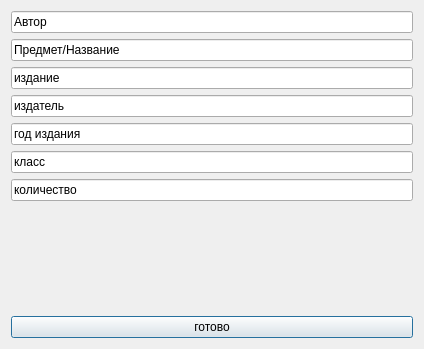
This is add_book/add_book_start.ui in Plusers/ASL as Qt 5 draws it before an edit. The edited form follows.
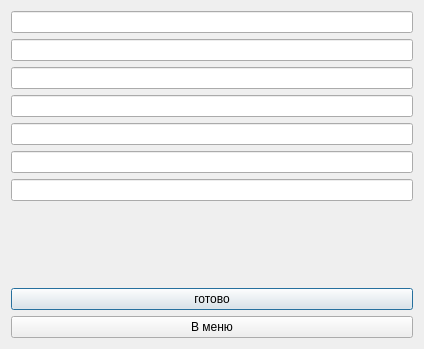
This is the edited form.

Commit message: Now add_book & Add_student work fully

The edit to the form file:
```diff
--- a/add_book/add_book_start.ui
+++ b/add_book/add_book_start.ui
@@ -19,49 +19,49 @@
      <item>
       <widget class="QLineEdit" name="lineEdit">
        <property name="text">
-        <string>Автор</string>
+        <string/>
        </property>
       </widget>
      </item>
      <item>
       <widget class="QLineEdit" name="lineEdit_3">
        <property name="text">
-        <string>Предмет/Название</string>
+        <string/>
        </property>
       </widget>
      </item>
      <item>
       <widget class="QLineEdit" name="lineEdit_4">
        <property name="text">
-        <string>издание</string>
+        <string/>
        </property>
       </widget>
      </item>
      <item>
       <widget class="QLineEdit" name="lineEdit_5">
        <property name="text">
-        <string>издатель</string>
+        <string/>
        </property>
       </widget>
      </item>
      <item>
       <widget class="QLineEdit" name="lineEdit_2">
        <property name="text">
-        <string>год издания</string>
+        <string/>
        </property>
       </widget>
      </item>
      <item>
       <widget class="QLineEdit" name="lineEdit_7">
        <property name="text">
-        <string>класс</string>
+        <string/>
        </property>
       </widget>
      </item>
      <item>
       <widget class="QLineEdit" name="lineEdit_6">
        <property name="text">
-        <string>количество</string>
+        <string/>
        </property>
       </widget>
      </item>
@@ -79,6 +79,13 @@
        </property>
       </widget>
      </item>
+     <item>
+      <widget class="QPushButton" name="pushButton_2">
+       <property name="text">
+        <string>В меню</string>
+       </property>
+      </widget>
+     </item>
     </layout>
    </item>
   </layout>
```
Left out of the diff: 8 changed lines with no effect on the pictures. The commit also changes 5 other files.
